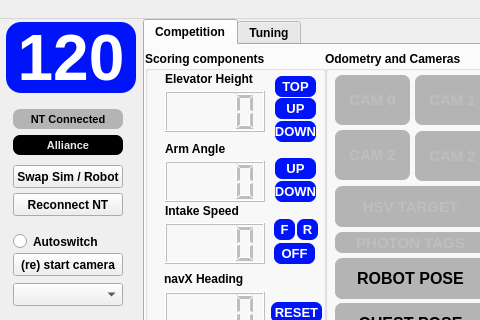
Qt form gui/layout_2026.ui (aesatchien/FRC2429_2026) before a commit; both pictures show x 577 to 1057 and y 0 to 320 of the 1482 by 724 pixel window.
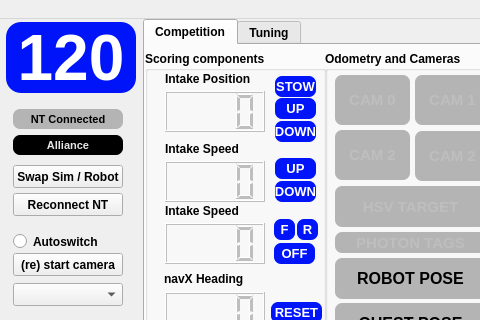
The same form after that commit. Icons and pictures are not drawn. Custom widgets are drawn as their Qt base class.

Patch:
```diff
--- a/gui/layout_2026.ui
+++ b/gui/layout_2026.ui
@@ -360,7 +360,7 @@
         </rect>
        </property>
        <property name="text">
-        <string>Elevator Height</string>
+        <string>Intake Position</string>
        </property>
       </widget>
       <widget class="QLCDNumber" name="qlcd_elevator_height">
@@ -405,7 +405,7 @@
         </rect>
        </property>
        <property name="text">
-        <string>Arm Angle</string>
+        <string>Intake Speed</string>
        </property>
       </widget>
       <widget class="QLabel" name="label_10">
@@ -720,7 +720,7 @@
 background-color:rgb(0, 20, 250);</string>
        </property>
        <property name="text">
-        <string>TOP</string>
+        <string>STOW</string>
        </property>
        <property name="textFormat">
         <enum>Qt::AutoText</enum>
```
Left out of the diff: 8 changed lines with no effect on the pictures.
